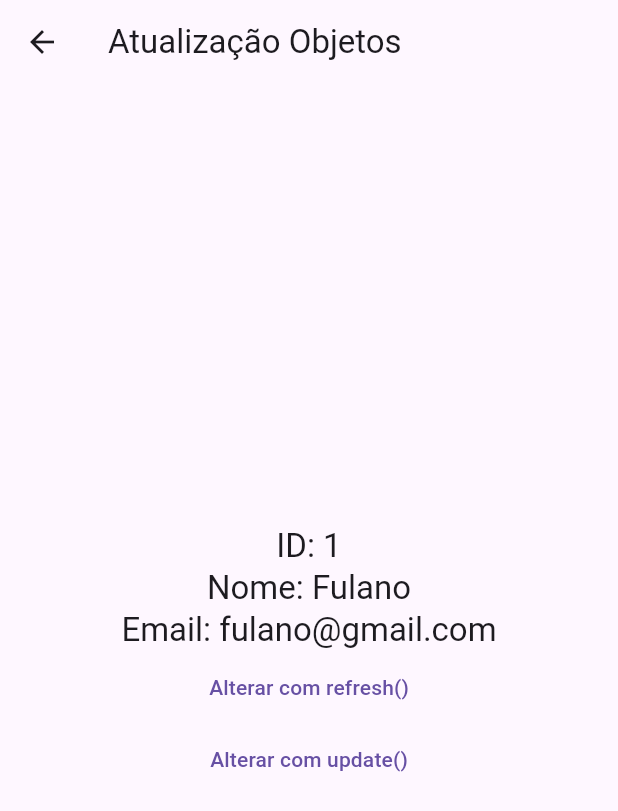
After one commit to alexlsilva7/academia-do-flutter-training, a Flutter app: the AtualizacaoObjetosPage screen opened by its route, on a phone screen of 412 x 824 dp. The commit adds this screen. Shown: the top 811 px of the screen. Run offline on Flutter 3.47's test engine with Material 2 defaults, Android fonts, the phone set to English and light mode, and no system bars; our stand-ins replace get.

Commit message:
atualizando estado da classe Rx (update, refresh)

```diff
--- a/Flutter/getx/get_iniciando/lib/home_page.dart
+++ b/Flutter/getx/get_iniciando/lib/home_page.dart
@@ -44,6 +44,12 @@ class HomePage extends StatelessWidget {
               },
               child: const Text('Tipos OBS'),
             ),
+            TextButton(
+              onPressed: () {
+                Get.toNamed('/atualizacao/objetos');
+              },
+              child: const Text('Atualização Objetos'),
+            ),
           ],
         ),
       ),
--- a/Flutter/getx/get_iniciando/lib/main.dart
+++ b/Flutter/getx/get_iniciando/lib/main.dart
@@ -1,6 +1,7 @@
 import 'package:flutter/material.dart';
 import 'package:get/get.dart';
 import 'package:get_iniciando/home_page.dart';
+import 'package:get_iniciando/pages/atualizacao/atualizacao_objetos_page.dart';
 import 'package:get_iniciando/pages/basico/reatividade_page.dart';
 import 'package:get_iniciando/pages/page_not_found_page.dart';
 import 'package:get_iniciando/pages/tipos/tipos_obs_page.dart';
@@ -46,6 +47,8 @@ class MyApp extends StatelessWidget {
             name: '/tipos/reativos_genericos_nulos',
             page: () => TiposReativosGenericosNulosPage()),
         GetPage(name: '/tipos/obs', page: () => TiposObsPage()),
+        GetPage(
+            name: '/atualizacao/objetos', page: () => AtualizacaoObjetosPage()),
       ],
     );
   }
--- /dev/null
+++ b/Flutter/getx/get_iniciando/lib/pages/atualizacao/atualizacao_objetos_page.dart
@@ -0,0 +1,61 @@
+import 'package:flutter/material.dart';
+import 'package:get/get.dart';
+import 'package:get_iniciando/pages/atualizacao/usuario_model.dart';
+
+class AtualizacaoObjetosPage extends StatelessWidget {
+  final usuarioModel =
+      UsuarioModel(id: 1, nome: 'Fulano', email: 'fulano@gmail.com').obs;
+
+  AtualizacaoObjetosPage({Key? key}) : super(key: key);
+
+  @override
+  Widget build(BuildContext context) {
+    return Scaffold(
+      appBar: AppBar(
+        title: const Text('Atualização Objetos'),
+      ),
+      body: Center(
+        child: Column(
+          mainAxisAlignment: MainAxisAlignment.center,
+          children: [
+            Obx(
+              () => Column(
+                children: [
+                  Text(
+                    'ID: ${usuarioModel.value.id}',
+                    style: Theme.of(context).textTheme.titleLarge,
+                  ),
+                  Text(
+                    'Nome: ${usuarioModel.value.nome}',
+                    style: Theme.of(context).textTheme.titleLarge,
+                  ),
+                  Text(
+                    'Email: ${usuarioModel.value.email}',
+                    style: Theme.of(context).textTheme.titleLarge,
+                  ),
+                ],
+              ),
+            ),
+            TextButton(
+              onPressed: () {
+                usuarioModel.value.nome = 'Ciclano';
+                usuarioModel.value.email = 'ciclano@gmail.com';
+                usuarioModel.refresh();
+              },
+              child: const Text('Alterar com refresh()'),
+            ),
+            TextButton(
+              onPressed: () {
+                usuarioModel.update((usuario) {
+                  usuario!.nome = 'Beltrano';
+                  usuario.email = 'beltrano@gmail.com';
+                });
+              },
+              child: const Text('Alterar com update()'),
+            ),
+          ],
+        ),
+      ),
+    );
+  }
+}
--- /dev/null
+++ b/Flutter/getx/get_iniciando/lib/pages/atualizacao/usuario_model.dart
@@ -0,0 +1,24 @@
+// ignore_for_file: public_member_api_docs, sort_constructors_first
+class UsuarioModel {
+  int id;
+  String nome;
+  String email;
+
+  UsuarioModel({
+    required this.id,
+    required this.nome,
+    required this.email,
+  });
+
+  UsuarioModel copyWith({
+    int? id,
+    String? nome,
+    String? email,
+  }) {
+    return UsuarioModel(
+      id: id ?? this.id,
+      nome: nome ?? this.nome,
+      email: email ?? this.email,
+    );
+  }
+}
```
Also changed, not shown: 1 other file.
